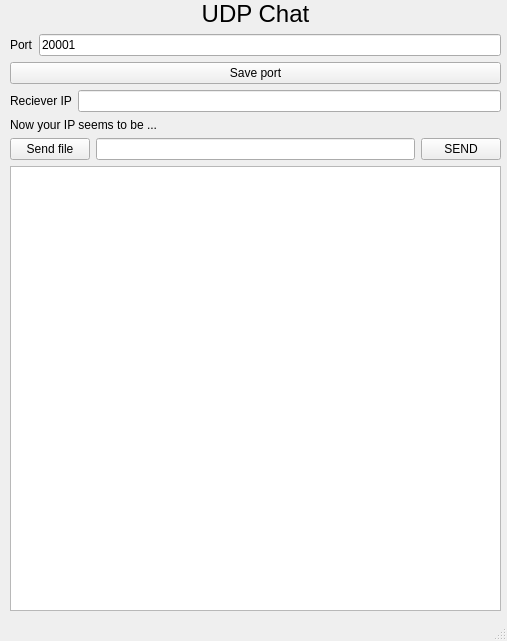
Before: the Qt Designer form client.ui in Yarosvet/udp_chat, drawn with Qt 5.
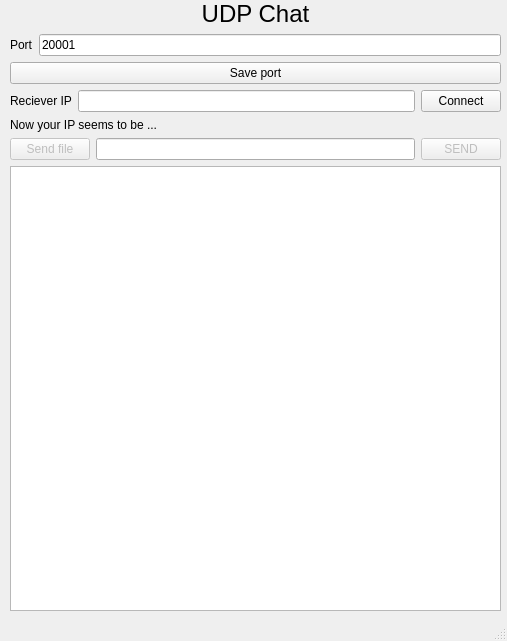
After: the same form once the commit is applied.

Commit message: Some changes to TCP Chat. Not tested.

The edit to the form file:
```diff
--- a/client.ui
+++ b/client.ui
@@ -112,6 +112,13 @@
        <item>
         <widget class="QLineEdit" name="reciever_ip"/>
        </item>
+       <item>
+        <widget class="QPushButton" name="pushButton_3">
+         <property name="text">
+          <string>Connect</string>
+         </property>
+        </widget>
+       </item>
       </layout>
      </item>
      <item>
@@ -125,6 +132,9 @@
       <layout class="QHBoxLayout" name="horizontalLayout">
        <item>
         <widget class="QPushButton" name="send_file">
+         <property name="enabled">
+          <bool>false</bool>
+         </property>
          <property name="text">
           <string>Send file</string>
          </property>
@@ -142,6 +152,9 @@
        </item>
        <item>
         <widget class="QPushButton" name="pushButton">
+         <property name="enabled">
+          <bool>false</bool>
+         </property>
          <property name="text">
           <string>SEND</string>
          </property>
```
The commit also changes 2 other files.
